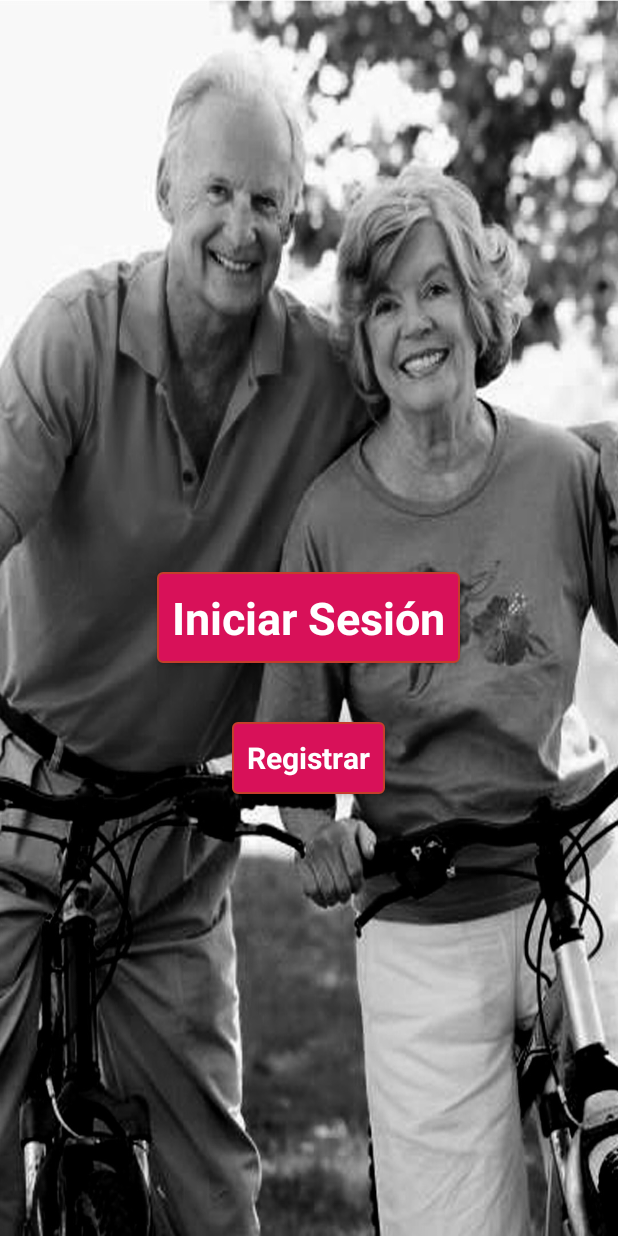
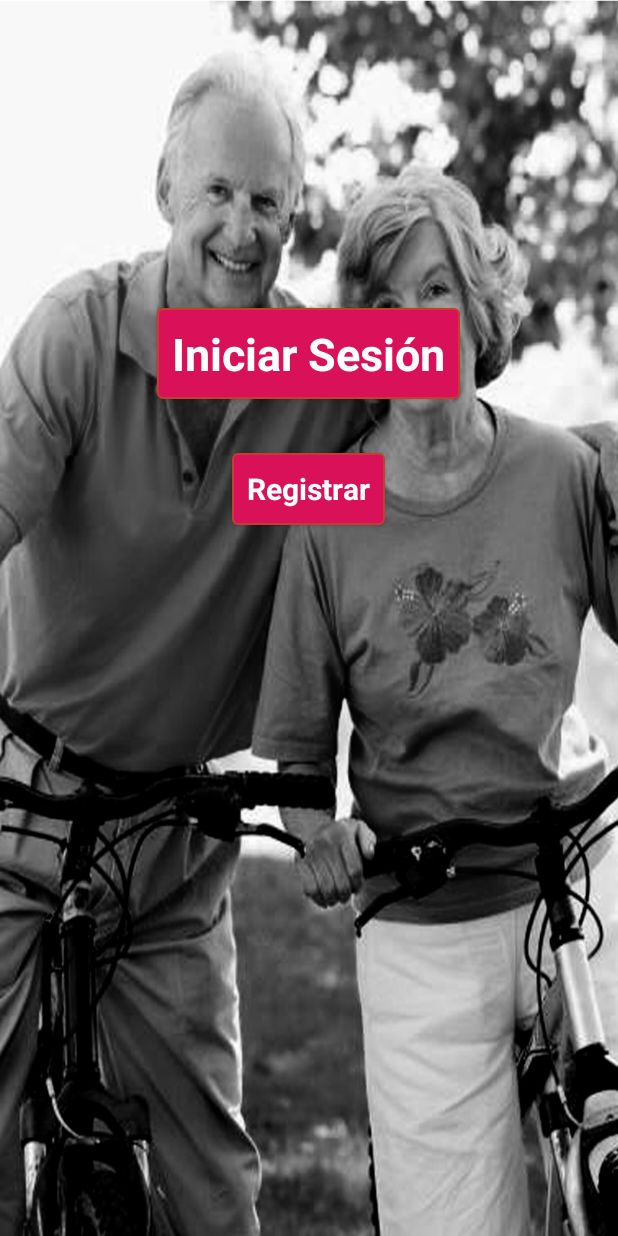
Before and after one commit to garyifm/Tinderly, an Android app: the screen it shows after launch (Index), on a phone screen of 412 x 824 dp. Run offline under Robolectric (Android 15) with nearby library versions, the phone set to English and light mode, and no system bars; libraries missing offline, so code that uses them is left out: com.parse; 5 statements that could not run were skipped.

Commit message:
botones de actividad principal arreglados

```diff
--- a/ParseStarterProject/src/main/java/com/parse/starter/Index.java
+++ b/ParseStarterProject/src/main/java/com/parse/starter/Index.java
@@ -13,7 +13,7 @@ public class Index extends AppCompatActivity {
     protected void onCreate(Bundle savedInstanceState) {
         super.onCreate(savedInstanceState);
         setContentView(R.layout.activity_index);
-        Toolbar toolbar = (Toolbar) findViewById(R.id.toolbar);
+        /*Toolbar toolbar = (Toolbar) findViewById(R.id.toolbar);
         setSupportActionBar(toolbar);
 
         FloatingActionButton fab = (FloatingActionButton) findViewById(R.id.fab);
@@ -23,7 +23,7 @@ public class Index extends AppCompatActivity {
                 Snackbar.make(view, "Replace with your own action", Snackbar.LENGTH_LONG)
                         .setAction("Action", null).show();
             }
-        });
+        });*/
     }
 
 }
--- a/ParseStarterProject/src/main/res/layout/content_index.xml
+++ b/ParseStarterProject/src/main/res/layout/content_index.xml
@@ -20,7 +20,8 @@
         android:text="@string/boton_iniciarSesion"
         android:id="@+id/button2"
         style="@style/btnStyleOrange"
-        android:layout_centerVertical="true"
+        android:layout_marginTop="189dp"
+        android:layout_alignParentTop="true"
         android:layout_centerHorizontal="true" />
 
     <Button
@@ -29,7 +30,9 @@
         android:layout_height="wrap_content"
         android:text="@string/boton_registrar"
         android:id="@+id/button3"
+
+
         android:layout_below="@+id/button2"
         android:layout_centerHorizontal="true"
-        android:layout_marginTop="39dp" />
+        android:layout_marginTop="36dp" />
 </RelativeLayout>
```
Also changed, not shown: ParseStarterProject/src/main/res/drawable-xhdpi/backtl.jpg (added), ParseStarterProject/src/main/res/drawable-xxhdpi/backtl.jpg (added), 27 other files.
